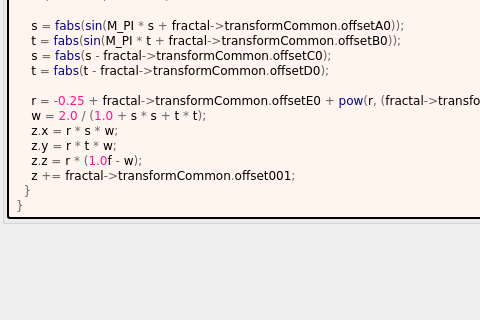
The window that mandelbulber2/formula/ui/riemann_sphere_msltoe_m3d.ui (buddhi1980/mandelbulber2) describes before a commit, drawn with Qt 5; both pictures show x 0 to 480 and y 775 to 1095 of the 898 by 1238 pixel window.
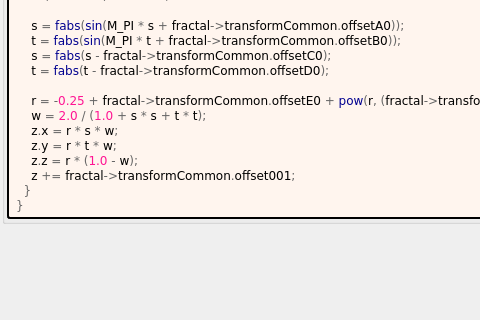
The same window after the commit. Custom widgets are drawn as their Qt base class.

Diff of the .ui file:
```diff
--- a/mandelbulber2/formula/ui/riemann_sphere_msltoe_m3d.ui
+++ b/mandelbulber2/formula/ui/riemann_sphere_msltoe_m3d.ui
@@ -708,7 +708,7 @@
     w &lt;span style=&quot;color:#676767&quot;&gt;=&lt;/span&gt; &lt;span style=&quot;color:#ff1493&quot;&gt;2.0&lt;/span&gt; &lt;span style=&quot;color:#676767&quot;&gt;/ (&lt;/span&gt;&lt;span style=&quot;color:#ff1493&quot;&gt;1.0&lt;/span&gt; &lt;span style=&quot;color:#676767&quot;&gt;+&lt;/span&gt; s &lt;span style=&quot;color:#676767&quot;&gt;*&lt;/span&gt; s &lt;span style=&quot;color:#676767&quot;&gt;+&lt;/span&gt; t &lt;span style=&quot;color:#676767&quot;&gt;*&lt;/span&gt; t&lt;span style=&quot;color:#676767&quot;&gt;);&lt;/span&gt;
     z&lt;span style=&quot;color:#676767&quot;&gt;.&lt;/span&gt;x &lt;span style=&quot;color:#676767&quot;&gt;=&lt;/span&gt; r &lt;span style=&quot;color:#676767&quot;&gt;*&lt;/span&gt; s &lt;span style=&quot;color:#676767&quot;&gt;*&lt;/span&gt; w&lt;span style=&quot;color:#676767&quot;&gt;;&lt;/span&gt;
     z&lt;span style=&quot;color:#676767&quot;&gt;.&lt;/span&gt;y &lt;span style=&quot;color:#676767&quot;&gt;=&lt;/span&gt; r &lt;span style=&quot;color:#676767&quot;&gt;*&lt;/span&gt; t &lt;span style=&quot;color:#676767&quot;&gt;*&lt;/span&gt; w&lt;span style=&quot;color:#676767&quot;&gt;;&lt;/span&gt;
-    z&lt;span style=&quot;color:#676767&quot;&gt;.&lt;/span&gt;z &lt;span style=&quot;color:#676767&quot;&gt;=&lt;/span&gt; r &lt;span style=&quot;color:#676767&quot;&gt;* (&lt;/span&gt;&lt;span style=&quot;color:#ff1493&quot;&gt;1.0&lt;/span&gt;f &lt;span style=&quot;color:#676767&quot;&gt;-&lt;/span&gt; w&lt;span style=&quot;color:#676767&quot;&gt;);&lt;/span&gt;
+    z&lt;span style=&quot;color:#676767&quot;&gt;.&lt;/span&gt;z &lt;span style=&quot;color:#676767&quot;&gt;=&lt;/span&gt; r &lt;span style=&quot;color:#676767&quot;&gt;* (&lt;/span&gt;&lt;span style=&quot;color:#ff1493&quot;&gt;1.0&lt;/span&gt; &lt;span style=&quot;color:#676767&quot;&gt;-&lt;/span&gt; w&lt;span style=&quot;color:#676767&quot;&gt;);&lt;/span&gt;
     z &lt;span style=&quot;color:#676767&quot;&gt;+=&lt;/span&gt; fractal&lt;span style=&quot;color:#676767&quot;&gt;-&amp;gt;&lt;/span&gt;transformCommon&lt;span style=&quot;color:#676767&quot;&gt;.&lt;/span&gt;offset001&lt;span style=&quot;color:#676767&quot;&gt;;&lt;/span&gt;
   &lt;span style=&quot;color:#676767&quot;&gt;}&lt;/span&gt;
 &lt;span style=&quot;color:#676767&quot;&gt;}&lt;/span&gt;
```
